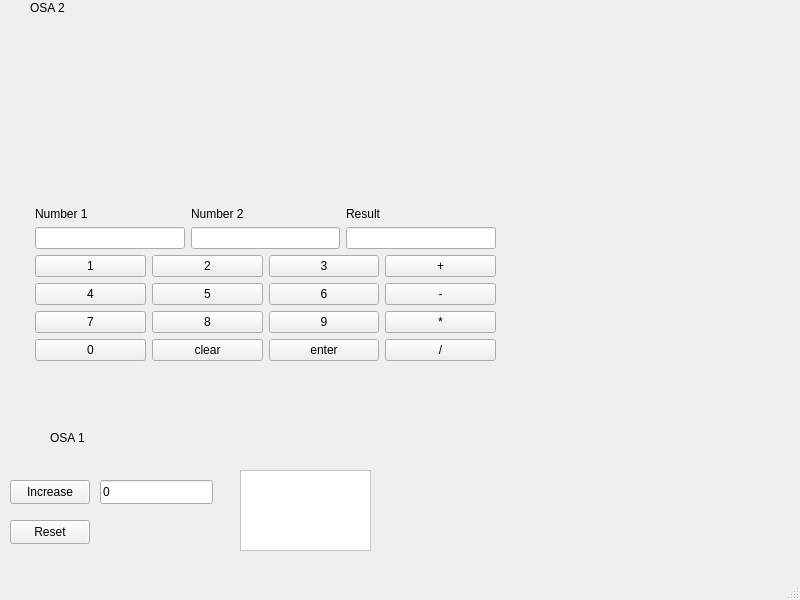
antnyk/olio-ohjelmointi, file tehtava6/mainwindow.ui: the form before one commit.
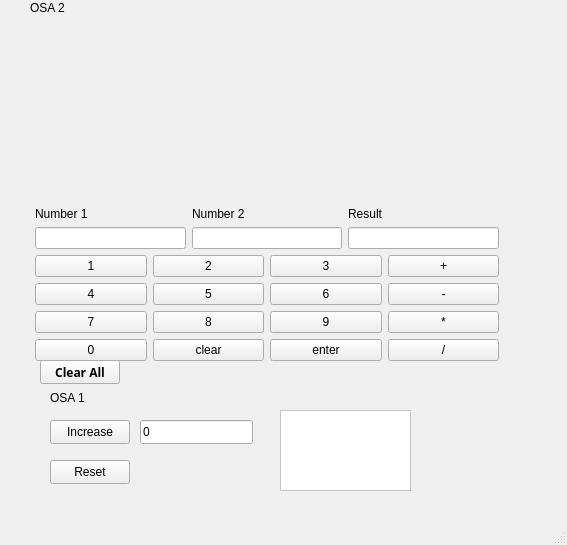
The form after the commit.

```diff
--- a/tehtava6/mainwindow.ui
+++ b/tehtava6/mainwindow.ui
@@ -6,8 +6,8 @@
    <rect>
     <x>0</x>
     <y>0</y>
-    <width>800</width>
-    <height>600</height>
+    <width>567</width>
+    <height>545</height>
    </rect>
   </property>
   <property name="windowTitle">
@@ -17,8 +17,8 @@
    <widget class="QPushButton" name="btnIncrease">
     <property name="geometry">
      <rect>
-      <x>10</x>
-      <y>480</y>
+      <x>50</x>
+      <y>420</y>
       <width>80</width>
       <height>24</height>
      </rect>
@@ -30,8 +30,8 @@
    <widget class="QPushButton" name="pushReset">
     <property name="geometry">
      <rect>
-      <x>10</x>
-      <y>520</y>
+      <x>50</x>
+      <y>460</y>
       <width>80</width>
       <height>24</height>
      </rect>
@@ -43,8 +43,8 @@
    <widget class="QLineEdit" name="lineEdit">
     <property name="geometry">
      <rect>
-      <x>100</x>
-      <y>480</y>
+      <x>140</x>
+      <y>420</y>
       <width>113</width>
       <height>24</height>
      </rect>
@@ -57,7 +57,7 @@
     <property name="geometry">
      <rect>
       <x>50</x>
-      <y>430</y>
+      <y>390</y>
       <width>49</width>
       <height>16</height>
      </rect>
@@ -69,8 +69,8 @@
    <widget class="QGraphicsView" name="graphicsView">
     <property name="geometry">
      <rect>
-      <x>240</x>
-      <y>470</y>
+      <x>280</x>
+      <y>410</y>
       <width>131</width>
       <height>81</height>
      </rect>
@@ -526,7 +526,7 @@
      <rect>
       <x>35</x>
       <y>30</y>
-      <width>461</width>
+      <width>464</width>
       <height>331</height>
      </rect>
     </property>
@@ -735,6 +735,25 @@
      <string>OSA 2</string>
     </property>
    </widget>
+   <widget class="QPushButton" name="btnClearAll">
+    <property name="geometry">
+     <rect>
+      <x>40</x>
+      <y>360</y>
+      <width>80</width>
+      <height>24</height>
+     </rect>
+    </property>
+    <property name="font">
+     <font>
+      <family>Script MT Bold</family>
+      <bold>true</bold>
+     </font>
+    </property>
+    <property name="text">
+     <string>Clear All</string>
+    </property>
+   </widget>
   </widget>
   <widget class="QMenuBar" name="menubar">
    <property name="geometry">
```
Left out of the diff: 110 changed lines with no effect on the pictures.
